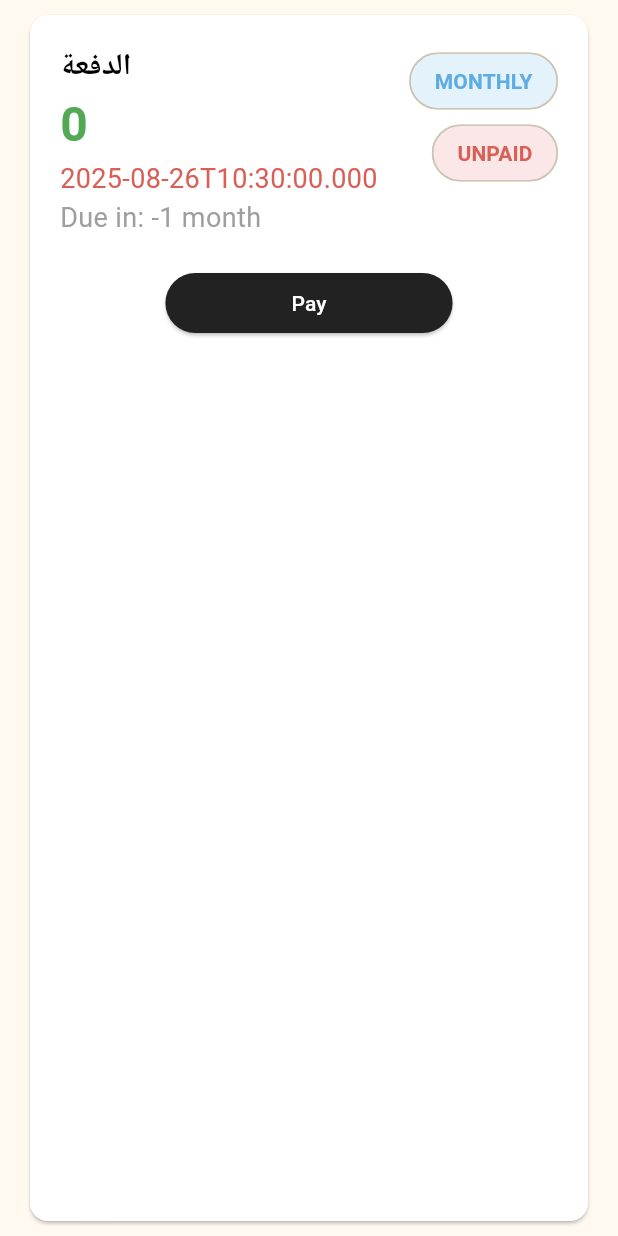
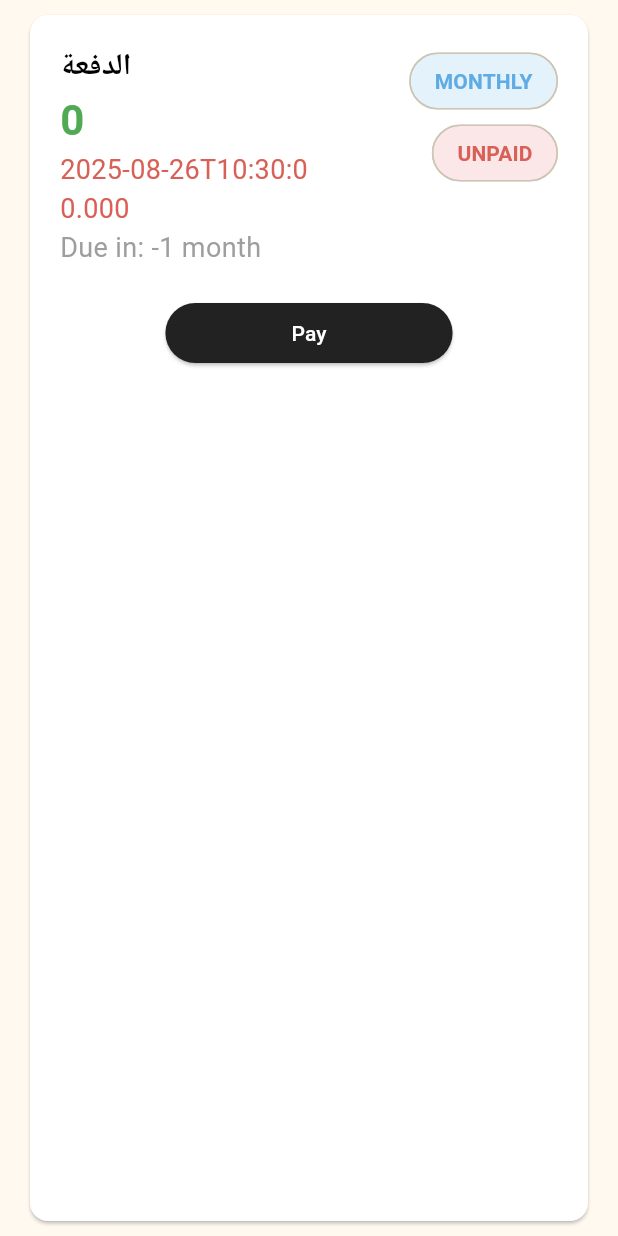
Before and after one commit to hussam-001/construction_company_app, a Flutter app: the UnPaidBillComponent widget shown alone on an empty page, opened directly with empty values, on a phone screen of 412 x 824 dp. Run offline on Flutter 3.47's test engine with Material 3 defaults, Android fonts, the phone set to English and light mode, and no system bars; our stand-ins replace shared_preferences; missing offline and left inert: flutter_stripe; accounts and stored records are empty; network calls fail.

Commit message:
fix: bills

```diff
--- a/lib/api/bills_api.dart
+++ b/lib/api/bills_api.dart
@@ -28,12 +28,12 @@ Future<List<dynamic>> getPaidBills(int projectId) async {
 
 Future<dynamic> getProjectBills(int projectId) async {
   final unpaidBills = await getUnpaidBills(projectId);
-  final paidBills = await getProjectBills(projectId);
+  final paidBills = await getPaidBills(projectId);
   final allBills = [...paidBills, ...unpaidBills];
 
   allBills.sort((dynamic a, dynamic b) {
-    DateTime dateA = DateTime.parse(a["deadline"]);
-    DateTime dateB = DateTime.parse(b["deadline"]);
+    DateTime dateA = DateTime.parse(a["due_date"]);
+    DateTime dateB = DateTime.parse(b["due_date"]);
     return dateA.compareTo(dateB);
   });
 
--- a/lib/components/unpaid_bill_component.dart
+++ b/lib/components/unpaid_bill_component.dart
@@ -35,7 +35,7 @@ class UnPaidBillComponent extends StatelessWidget {
   final Map bill;
   @override
   Widget build(BuildContext context) {
-    final monthsDue = calculateDueInMonths(bill["deadline"]);
+    final monthsDue = calculateDueInMonths(bill["due_date"]);
     return Card(
       color: Colors.white,
       margin: EdgeInsets.symmetric(horizontal: 20, vertical: 10),
@@ -48,7 +48,8 @@ class UnPaidBillComponent extends StatelessWidget {
               crossAxisAlignment: CrossAxisAlignment.start,
               mainAxisSize: MainAxisSize.max,
               children: [
-                Column(
+                Expanded(
+                  child: Column(
                     crossAxisAlignment: CrossAxisAlignment.start,
                     children: [
                       Text(
@@ -60,15 +61,15 @@ class UnPaidBillComponent extends StatelessWidget {
                         ),
                       ),
                       Text(
-                      "${bill["cost"]}",
+                        "${bill["property_book_bill_id"]["amount"]}",
                         style: TextStyle(
-                        fontSize: 32,
+                          fontSize: 28,
                           fontWeight: FontWeight.bold,
                           color: kSuccessColor,
                         ),
                       ),
                       Text(
-                      "${bill["deadline"]}",
+                        "${bill["due_date"]}",
                         style: TextStyle(fontSize: 18, color: kDangerColor),
                       ),
                       Text(
@@ -77,7 +78,9 @@ class UnPaidBillComponent extends StatelessWidget {
                       ),
                     ],
                   ),
-                Column(
+                ),
+                Expanded(
+                  child: Column(
                     mainAxisAlignment: MainAxisAlignment.spaceBetween,
                     crossAxisAlignment: CrossAxisAlignment.end,
                     mainAxisSize: MainAxisSize.max,
@@ -110,6 +113,7 @@ class UnPaidBillComponent extends StatelessWidget {
                       ),
                     ],
                   ),
+                ),
               ],
             ),
             SizedBox(height: 20),
--- a/lib/screens/bills_screen.dart
+++ b/lib/screens/bills_screen.dart
@@ -66,7 +66,7 @@ class _BillsScreenState extends State<BillsScreen> {
                   children: snapshot.data!["allBills"].map<Widget>((
                     dynamic bill,
                   ) {
-                    return bill["date_of_payment"] != null
+                    return bill["is_paid"]
                         ? PaidBillComponent(bill: bill)
                         : UnPaidBillComponent(bill: bill);
                   }).toList(),
--- a/lib/screens/news_screen.dart
+++ b/lib/screens/news_screen.dart
@@ -78,7 +78,7 @@ class _NewsScreenState extends State<NewsScreen> {
                                     color: Colors.white,
                                   ),
                                   Text(
-                                    projectNews["created_at"],
+                                    "${projectNews["created_at"]}",
                                     style: TextStyle(
                                       fontSize: 16,
                                       color: Colors.white,
```
Also changed, not shown: lib/components/paid_bill_component.dart (+9 -5 lines). Lines whose indentation alone changed are shown as unchanged.
